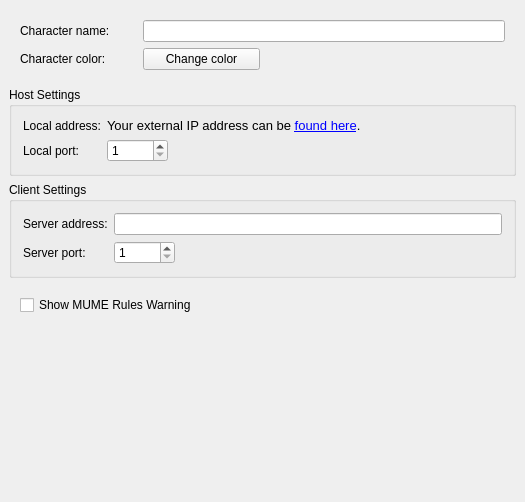
MUME/MMapper, file src/preferences/groupmanagerpage.ui: the form before one commit.
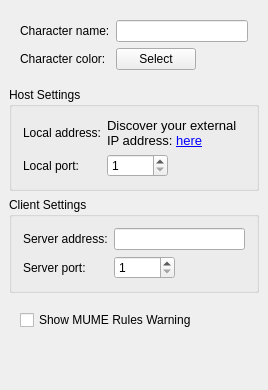
The form after the commit.

```diff
--- a/src/preferences/groupmanagerpage.ui
+++ b/src/preferences/groupmanagerpage.ui
@@ -2,14 +2,6 @@
 <ui version="4.0">
  <class>GroupManagerPage</class>
  <widget class="QWidget" name="GroupManagerPage">
-  <property name="geometry">
-   <rect>
-    <x>0</x>
-    <y>0</y>
-    <width>525</width>
-    <height>502</height>
-   </rect>
-  </property>
   <property name="sizePolicy">
    <sizepolicy hsizetype="Preferred" vsizetype="Preferred">
     <horstretch>0</horstretch>
@@ -64,10 +56,23 @@
       <item row="1" column="1">
        <widget class="QPushButton" name="changeColor">
         <property name="text">
-         <string>Change color</string>
+         <string>Select</string>
         </property>
        </widget>
       </item>
+      <item row="1" column="2">
+       <spacer name="horizontalSpacer">
+        <property name="orientation">
+         <enum>Qt::Horizontal</enum>
+        </property>
+        <property name="sizeHint" stdset="0">
+         <size>
+          <width>40</width>
+          <height>20</height>
+         </size>
+        </property>
+       </spacer>
+      </item>
      </layout>
     </widget>
    </item>
@@ -138,8 +143,8 @@
          <string>&lt;!DOCTYPE HTML PUBLIC &quot;-//W3C//DTD HTML 4.0//EN&quot; &quot;http://www.w3.org/TR/REC-html40/strict.dtd&quot;&gt;
 &lt;html&gt;&lt;head&gt;&lt;meta name=&quot;qrichtext&quot; content=&quot;1&quot; /&gt;&lt;style type=&quot;text/css&quot;&gt;
 p, li { white-space: pre-wrap; }
-&lt;/style&gt;&lt;/head&gt;&lt;body style=&quot; font-family:'Sans'; font-size:10pt; font-weight:400; font-style:normal;&quot;&gt;
-&lt;p style=&quot; margin-top:0px; margin-bottom:0px; margin-left:0px; margin-right:0px; -qt-block-indent:0; text-indent:0px;&quot;&gt;Your external IP address can be &lt;a href=&quot;http://myexternalip.com/raw&quot;&gt;&lt;span style=&quot; text-decoration: underline; color:#0000ff;&quot;&gt;found here&lt;/span&gt;&lt;/a&gt;.&lt;/p&gt;&lt;/body&gt;&lt;/html&gt;</string>
+&lt;/style&gt;&lt;/head&gt;&lt;body style=&quot; font-family:'Cantarell'; font-size:11pt; font-weight:400; font-style:normal;&quot;&gt;
+&lt;p style=&quot; margin-top:0px; margin-bottom:0px; margin-left:0px; margin-right:0px; -qt-block-indent:0; text-indent:0px;&quot;&gt;&lt;span style=&quot; font-family:'Sans'; font-size:10pt;&quot;&gt;Discover your external IP address: &lt;/span&gt;&lt;a href=&quot;http://myexternalip.com/raw&quot;&gt;&lt;span style=&quot; font-family:'Sans'; font-size:10pt; text-decoration: underline; color:#0000ff;&quot;&gt;here&lt;/span&gt;&lt;/a&gt;&lt;/p&gt;&lt;/body&gt;&lt;/html&gt;</string>
         </property>
         <property name="wordWrap">
          <bool>true</bool>
```
